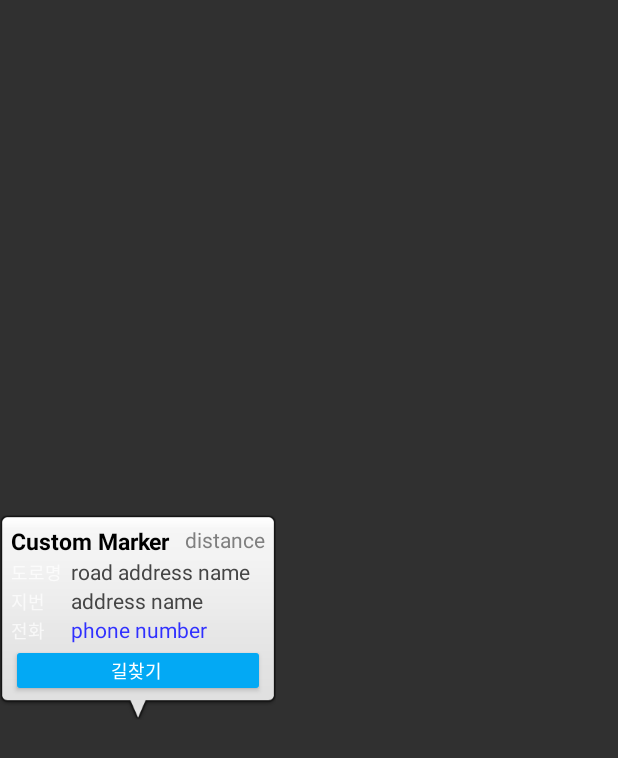
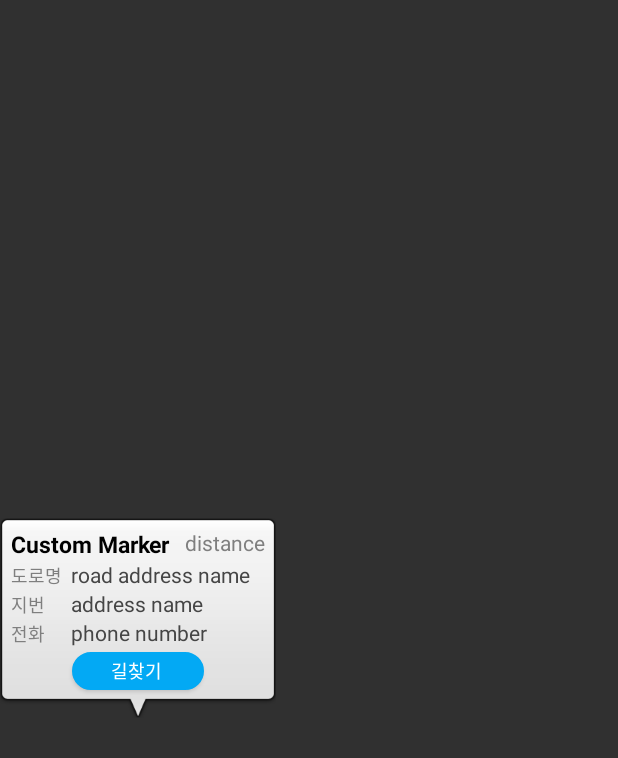
Before and after one commit to jiho1330/Lotto, an Android app: the layout custom_callout_balloon.xml on its own in the app's theme, with its tools: preview values and no code run, on a phone screen of 412 x 824 dp. Shown: the top 758 px of the screen. Run offline under Robolectric (Android 15) with nearby library versions, the phone set to English and light mode, and no system bars.

Commit message:
주변 판매점 UI 수정

```diff
--- a/app/src/main/java/com/baram/lotto/AddrSearchRepository.java
+++ b/app/src/main/java/com/baram/lotto/AddrSearchRepository.java
@@ -3,6 +3,7 @@ package com.baram.lotto;
 import android.util.Log;
 
 import com.baram.lotto.Interface.AddrSearchService;
+import com.baram.lotto.model.Location;
 
 import retrofit2.Call;
 import retrofit2.Callback;
@@ -28,7 +29,7 @@ public class AddrSearchRepository {
                 if (response.isSuccessful()) {
                     if (response.body() != null) {
                         for (int i = 0; i < response.body().documentsList.size(); i++) {
-                            Log.i("MJ_DEBUG", "[GET] getAddressList : " + response.body().documentsList.get(i).getAddress_name());
+                            Log.i("AddrSearchRepository", "[GET] getAddressList : " + response.body().documentsList.get(i).getAddress_name());
                         }
                         listener.onSuccessResponse(response.body());
                     }
--- a/app/src/main/java/com/baram/lotto/Interface/AddrSearchService.java
+++ b/app/src/main/java/com/baram/lotto/Interface/AddrSearchService.java
@@ -1,6 +1,6 @@
 package com.baram.lotto.Interface;
 
-import com.baram.lotto.Location;
+import com.baram.lotto.model.Location;
 
 import retrofit2.Call;
 import retrofit2.http.GET;
--- a/app/src/main/java/com/baram/lotto/MapViewActivity.java
+++ b/app/src/main/java/com/baram/lotto/MapViewActivity.java
@@ -7,8 +7,6 @@ import androidx.core.content.ContextCompat;
 
 import android.Manifest;
 import android.app.AlertDialog;
-import android.content.ClipData;
-import android.content.ClipboardManager;
 import android.content.DialogInterface;
 import android.content.Intent;
 import android.content.pm.PackageManager;
@@ -19,11 +17,11 @@ import android.os.Bundle;
 import android.util.Log;
 import android.view.View;
 import android.view.ViewGroup;
-import android.widget.Button;
-import android.widget.ImageView;
 import android.widget.SeekBar;
 import android.widget.TextView;
 import android.widget.Toast;
+
+import com.baram.lotto.model.Location;
 
 import net.daum.mf.map.api.CalloutBalloonAdapter;
 import net.daum.mf.map.api.CameraUpdateFactory;
--- a/app/src/main/java/com/baram/lotto/Location.java
+++ b/app/src/main/java/com/baram/lotto/model/Location.java
@@ -1,4 +1,4 @@
-package com.baram.lotto;
+package com.baram.lotto.model;
 
 import com.google.gson.annotations.SerializedName;
 
--- a/app/src/main/res/layout/custom_callout_balloon.xml
+++ b/app/src/main/res/layout/custom_callout_balloon.xml
@@ -48,8 +48,9 @@
                 android:layout_width="40dp"
                 android:layout_height="wrap_content"
                 android:layout_weight="1"
-                android:textSize="12sp"
-                android:text="도로명" />
+                android:text="도로명"
+                android:textColor="#ff7f7f7f"
+                android:textSize="12sp" />
 
             <TextView
                 android:id="@+id/road_address_name"
@@ -71,8 +72,9 @@
                 android:layout_width="40dp"
                 android:layout_height="wrap_content"
                 android:layout_weight="1"
-                android:textSize="12sp"
-                android:text="지번" />
+                android:text="지번"
+                android:textColor="#ff7f7f7f"
+                android:textSize="12sp" />
 
             <TextView
                 android:id="@+id/address_name"
@@ -95,8 +97,9 @@
                 android:layout_width="40dp"
                 android:layout_height="wrap_content"
                 android:layout_weight="1"
-                android:textSize="12sp"
-                android:text="전화" />
+                android:text="전화"
+                android:textColor="#ff7f7f7f"
+                android:textSize="12sp" />
 
             <TextView
                 android:id="@+id/phone_number"
@@ -105,21 +108,22 @@
                 android:ellipsize="end"
                 android:singleLine="true"
                 android:text="phone number"
-                android:textColor="#ff3030ff"
+                android:textColor="#ff454545"
                 android:textSize="14sp" />
         </LinearLayout>
 
         <LinearLayout
             android:layout_width="match_parent"
             android:layout_height="wrap_content"
-            android:gravity="right"
+            android:gravity="center_horizontal"
             android:orientation="horizontal">
 
             <Button
                 android:id="@+id/btnGeo"
-                style="@style/Widget.AppCompat.Button.Small"
-                android:layout_width="match_parent"
-                android:layout_height="35dp"
+                android:layout_width="wrap_content"
+                android:layout_height="25dp"
+                android:layout_margin="3dp"
+                android:background="@drawable/button_round"
                 android:paddingStart="2dp"
                 android:paddingLeft="0dp"
                 android:paddingTop="0dp"
```
Also changed, not shown: app/src/main/res/drawable-v24/button_round_white.xml (added, +14 -0 lines).
